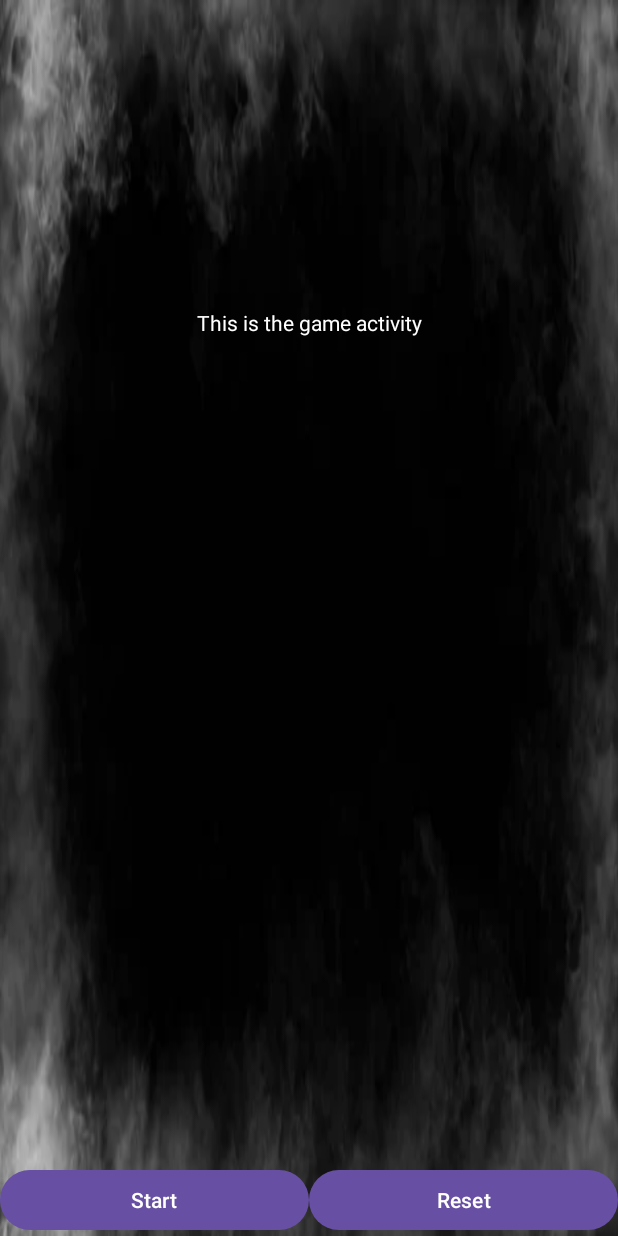
After one commit to Scorpio859/MSDassign, an Android app: the gameActivity screen opened directly, with no data from a screen before it, on a phone screen of 412 x 824 dp. The commit adds this screen. Run offline under Robolectric (Android 15) with nearby library versions, the phone set to English and light mode, and no system bars.

Commit message:
made placeholder functionality for the game activity

```diff
--- a/app/src/main/AndroidManifest.xml
+++ b/app/src/main/AndroidManifest.xml
@@ -13,7 +13,7 @@
         android:theme="@style/Theme.MSDassignment"
         tools:targetApi="31">
         <activity
-            android:name=".GeoActivity"
+            android:name=".gameActivity"
             android:exported="false" />
         <activity
             android:name=".GearActivity"
--- a/app/src/main/java/com/example/msdassignment/MainActivity.java
+++ b/app/src/main/java/com/example/msdassignment/MainActivity.java
@@ -19,7 +19,7 @@ public class MainActivity extends AppCompatActivity {
         Button perkButton = (Button) findViewById(R.id.perksButton);
         Button modesButton = (Button) findViewById(R.id.modesButton);
         Button trackerButton = (Button) findViewById(R.id.trackerButton);
-        Button geoButton = (Button) findViewById(R.id.geoButton);
+        Button gameButton = (Button) findViewById(R.id.gameButton);
 
         // onClickListener for the Heros button
         heroButton.setOnClickListener(new View.OnClickListener() {
@@ -66,11 +66,11 @@ public class MainActivity extends AppCompatActivity {
         });
 
         // onClickListener for the Heros in history button button
-        geoButton.setOnClickListener(new View.OnClickListener() {
+        gameButton.setOnClickListener(new View.OnClickListener() {
             @Override
             public void onClick(View view) {
                 //intent for storing the info of the new activity
-                Intent intent = new Intent(MainActivity.this, GeoActivity.class);
+                Intent intent = new Intent(MainActivity.this, gameActivity.class);
                 //starting the activity in intent
                 startActivity(intent);
             }
--- /dev/null
+++ b/app/src/main/java/com/example/msdassignment/gameActivity.java
@@ -0,0 +1,37 @@
+package com.example.msdassignment;
+
+import androidx.appcompat.app.AppCompatActivity;
+
+import android.os.Bundle;
+import android.view.View;
+import android.widget.Button;
+import android.widget.TextView;
+
+public class gameActivity extends AppCompatActivity {
+
+    @Override
+    protected void onCreate(Bundle savedInstanceState) {
+        super.onCreate(savedInstanceState);
+        setContentView(R.layout.activity_game);
+
+        Button startBtn = (Button)findViewById(R.id.startGame);
+        Button resetBtn = (Button)findViewById(R.id.resetGame);
+        TextView textView = (TextView)findViewById(R.id.gameText);
+
+        startBtn.setOnClickListener(new View.OnClickListener() {
+            @Override
+            public void onClick(View v) {
+                //sample funcionality, set text when button is clicked
+                textView.setText("The game was started");
+            }
+        });
+
+        resetBtn.setOnClickListener(new View.OnClickListener() {
+            @Override
+            public void onClick(View v) {
+                //sample functionality, set text that game was reset
+                textView.setText("The game was reset");
+            }
+        });
+    }
+}
--- /dev/null
+++ b/app/src/main/res/layout/activity_game.xml
@@ -0,0 +1,40 @@
+<?xml version="1.0" encoding="utf-8"?>
+<androidx.constraintlayout.widget.ConstraintLayout xmlns:android="http://schemas.android.com/apk/res/android"
+    xmlns:app="http://schemas.android.com/apk/res-auto"
+    xmlns:tools="http://schemas.android.com/tools"
+    android:layout_width="match_parent"
+    android:layout_height="match_parent"
+    tools:context=".gameActivity"
+    android:background="@drawable/background1">
+
+    <TextView
+        android:id="@+id/gameText"
+        android:layout_width="wrap_content"
+        android:layout_height="wrap_content"
+        android:text="This is the game activity"
+        android:textColor="@color/white"
+        app:layout_constraintBottom_toBottomOf="parent"
+        app:layout_constraintEnd_toEndOf="parent"
+        app:layout_constraintStart_toStartOf="parent"
+        app:layout_constraintTop_toTopOf="parent"
+        app:layout_constraintVertical_bias="0.255" />
+
+    <Button
+        android:id="@+id/startGame"
+        android:layout_width="0dp"
+        android:layout_height="wrap_content"
+        android:text="Start"
+        app:layout_constraintBottom_toBottomOf="parent"
+        app:layout_constraintEnd_toStartOf="@+id/resetGame"
+        app:layout_constraintStart_toStartOf="parent" />
+
+    <Button
+        android:id="@+id/resetGame"
+        android:layout_width="0dp"
+        android:layout_height="wrap_content"
+        android:text="Reset"
+        app:layout_constraintBottom_toBottomOf="parent"
+        app:layout_constraintEnd_toEndOf="parent"
+        app:layout_constraintHorizontal_bias="1.0"
+        app:layout_constraintStart_toEndOf="@+id/startGame" />
+</androidx.constraintlayout.widget.ConstraintLayout>
--- a/app/src/main/res/layout/activity_main.xml
+++ b/app/src/main/res/layout/activity_main.xml
@@ -16,6 +16,7 @@
             android:layout_width="0dp"
             android:layout_height="0dp"
             android:layout_marginTop="64dp"
+            android:contentDescription="For honor picture"
             app:layout_constraintEnd_toEndOf="parent"
             app:layout_constraintHeight_percent="0.40"
             app:layout_constraintStart_toStartOf="parent"
@@ -83,12 +84,12 @@
             app:layout_constraintVertical_bias="0.0" />
 
         <Button
-            android:id="@+id/geoButton"
+            android:id="@+id/gameButton"
             android:layout_width="0dp"
             android:layout_height="wrap_content"
             android:layout_marginStart="32dp"
             android:layout_marginEnd="32dp"
-            android:text="World of Warriors"
+            android:text="Parry-Simulator"
             android:textAlignment="textStart"
             app:layout_constraintBottom_toBottomOf="parent"
             app:layout_constraintEnd_toEndOf="parent"
```
Also changed, not shown: app/src/main/java/com/example/msdassignment/GeoActivity.java (deleted, +0 -14 lines), app/src/main/res/layout/activity_geo.xml (deleted, +0 -20 lines).
